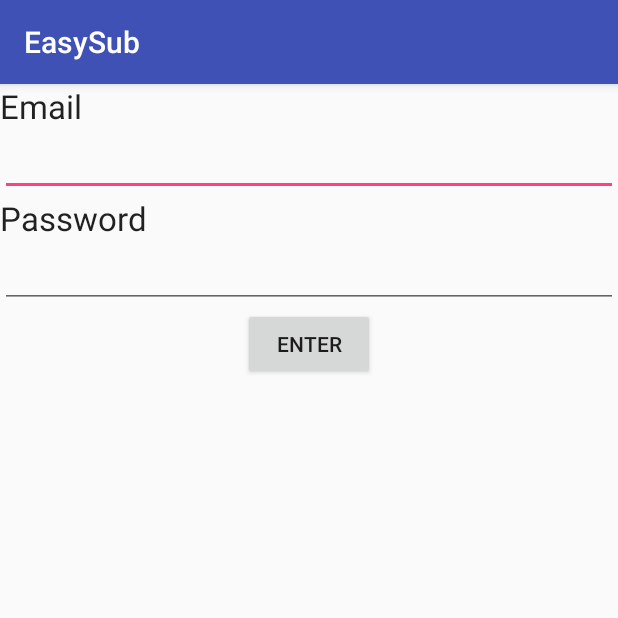
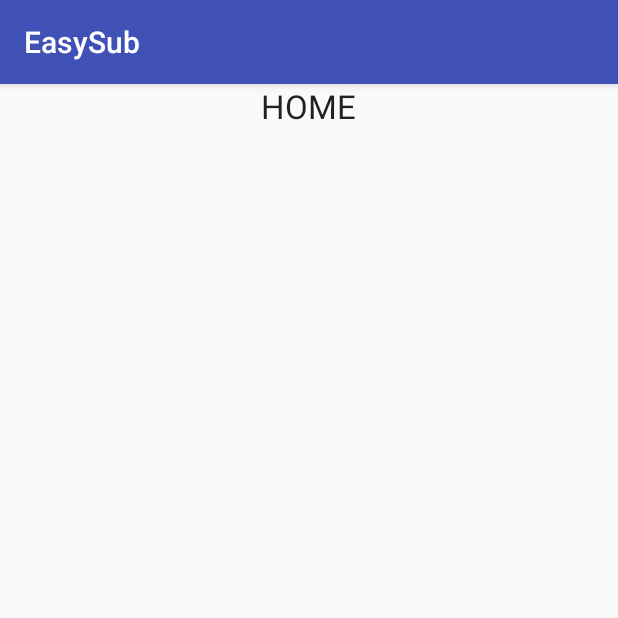
Before and after one commit to hsennik/SubLit, an Android app: the LogInActivity screen opened directly, with no data from a screen before it, on a phone screen of 412 x 824 dp, the top half of it. Run offline under Robolectric (Android 15) with nearby library versions, the phone set to English and light mode, and no system bars.

Commit message:
Changed log in page to go straight to user

```diff
--- a/app/src/main/java/com/example/easysub/LogInActivity.java
+++ b/app/src/main/java/com/example/easysub/LogInActivity.java
@@ -16,5 +16,6 @@ public class LogInActivity extends AppCompatActivity {
     protected void onCreate(Bundle savedInstanceState) {
         super.onCreate(savedInstanceState);
         setContentView(R.layout.activity_login);
+
     }
 }
--- a/app/src/main/res/layout/activity_login.xml
+++ b/app/src/main/res/layout/activity_login.xml
@@ -1,41 +1,15 @@
 <?xml version="1.0" encoding="utf-8"?>
 <LinearLayout xmlns:android="http://schemas.android.com/apk/res/android"
     android:orientation="vertical" android:layout_width="match_parent"
-    android:layout_height="match_parent">
+    android:layout_height="match_parent"
+    android:weightSum="1">
 
     <TextView
         android:layout_width="wrap_content"
         android:layout_height="wrap_content"
         android:textAppearance="?android:attr/textAppearanceLarge"
-        android:text="Email"
-        android:id="@+id/textView2" />
+        android:text="HOME"
+        android:id="@+id/textView2"
+        android:layout_gravity="center_horizontal" />
 
-    <EditText
-        android:layout_width="match_parent"
-        android:layout_height="wrap_content"
-        android:inputType="textEmailAddress"
-        android:ems="10"
-        android:id="@+id/editText"
-        android:layout_gravity="right" />
-
-    <TextView
-        android:layout_width="wrap_content"
-        android:layout_height="wrap_content"
-        android:textAppearance="?android:attr/textAppearanceLarge"
-        android:text="Password"
-        android:id="@+id/textView4" />
-
-    <EditText
-        android:layout_width="match_parent"
-        android:layout_height="wrap_content"
-        android:inputType="textPassword"
-        android:ems="10"
-        android:id="@+id/editText2" />
-
-    <Button
-        android:layout_width="wrap_content"
-        android:layout_height="wrap_content"
-        android:text="Enter"
-        android:id="@+id/button"
-        android:layout_gravity="center_horizontal" />
 </LinearLayout>
```
